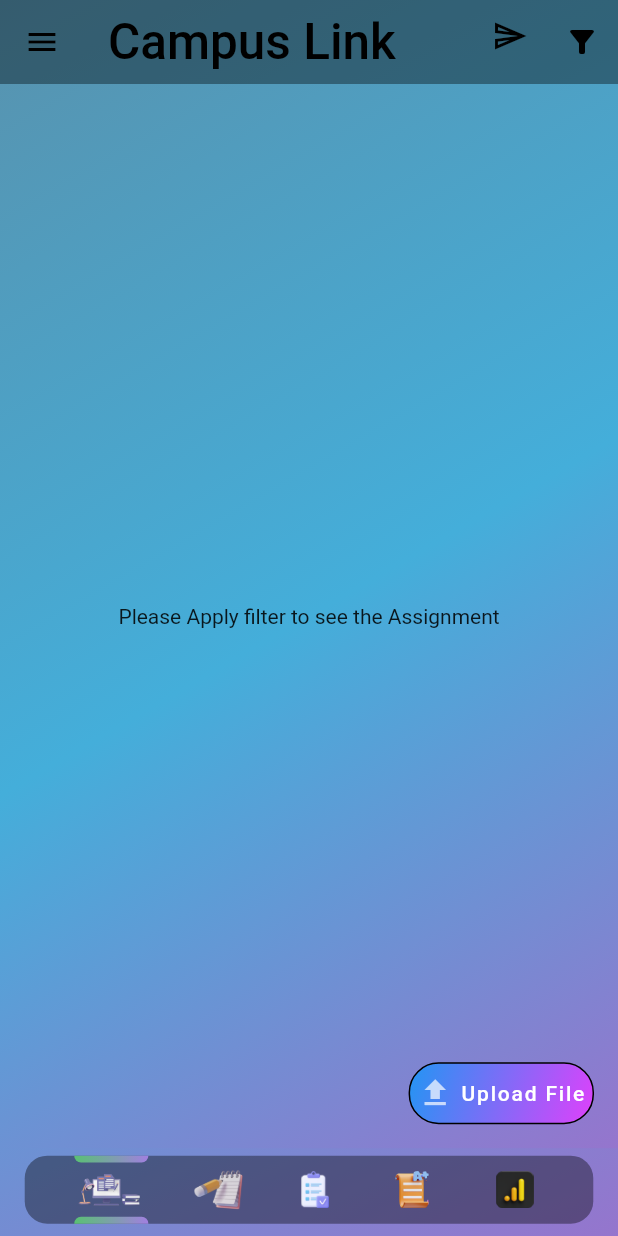
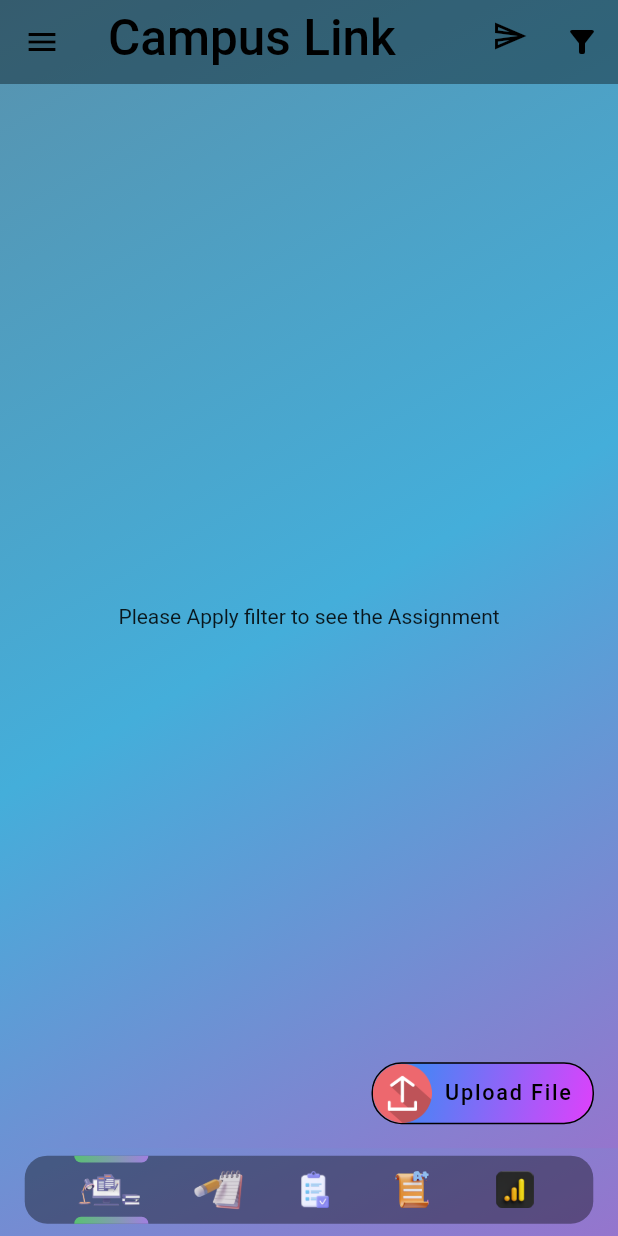
Before and after one commit to BhuvneshwarTyagi/Campus-Link, a Flutter app: the Nevi screen opened directly, on a phone screen of 412 x 824 dp. Run offline on Flutter 3.47's test engine with Material 2 defaults, Android fonts, the phone set to English and light mode, and no system bars; drawn by our look-alikes of auto_size_text; our stand-ins replace animated_text_kit, chat_bubbles, cloud_firestore, connectivity_plus, dio, dotted_border and 21 more; missing offline and left inert: chatview, excel, file_manager, flutter_inapp_notifications, pdfx, video_thumbnail and 1 more; accounts and stored records are empty.

Commit message:
notification icon set, and reminder working

```diff
--- a/lib/Connection.dart
+++ b/lib/Connection.dart
@@ -41,9 +41,9 @@ class _InternetcheckState extends State<Internetcheck> {
     // TODO: implement initState
     super.initState();
 
-    if(!kIsWeb){
-      NotificationServices().RequestPermission();
-    }
+    // if(!kIsWeb){
+    //   NotificationServices().RequestPermission();
+    // }
   }
 
 
--- a/lib/Screens/Assignments.dart
+++ b/lib/Screens/Assignments.dart
@@ -677,20 +677,27 @@ class _Assignments_uploadState extends State<Assignments_upload> {
               borderRadius: const BorderRadius.all(Radius.circular(20)),
               border: Border.all(color: Colors.black, width: 1)
           ),
-          width: size.width * 0.3,
+          width: size.width * 0.36,
           height: size.height * 0.05,
           child: FloatingActionButton(
             backgroundColor: Colors.transparent,
             elevation: 0,
-            child: const Row(
-              mainAxisAlignment: MainAxisAlignment.spaceEvenly,
+            child:  Row(
+              mainAxisAlignment: MainAxisAlignment.start,
               children: [
-                Icon(
-                  Icons.upload,
-                  color: Colors.white70,
+                Image.asset("assets/images/upload-icon.png",),
+                // const Icon(
+                //   Icons.upload,
+                //   color: Colors.white70,
+                // ),
+                SizedBox(width: size.width*0.02,),
+                AutoSizeText("Upload File",style: GoogleFonts.tiltNeon(
+                    color: Colors.black,
+                    //const Color.fromRGBO(150, 150, 150, 1),
+                    fontWeight: FontWeight.w500,
+                    fontSize: size.width*0.035),
                 ),
-                AutoSizeText("Upload File")
-              ],
+            ],
             ),
             onPressed: () {
               subject_filter.isEmpty
--- a/lib/Screens/Navigator.dart
+++ b/lib/Screens/Navigator.dart
@@ -1,6 +1,8 @@
 import 'dart:convert';
 import 'package:campus_link_teachers/Screens/Feedback.dart';
 import 'package:campus_link_teachers/Screens/loadingscreen.dart';
+import 'package:campus_link_teachers/push_notification/helper_notification.dart';
+import 'package:firebase_messaging/firebase_messaging.dart';
 import 'package:flutter/foundation.dart';
 import 'package:http/http.dart' as http;
 import 'package:auto_size_text/auto_size_text.dart';
@@ -157,6 +159,22 @@ class _NeviState extends State<Nevi> {
                 title: const Text("Home"),
                 onTap: () {
                   Navigator.pop(context);
+                },
+              ),
+              ListTile(
+                leading: const Icon(Icons.home,color: Colors.black,),
+                title: const Text("Notification"),
+                onTap: () {
+                  NotificationServices.display(
+                      const RemoteMessage(
+                          data:{
+                            'title': "Test",
+                            'body': "Testing",
+                            'route': ""
+                          },
+                      ),
+                    '404'
+                  );
                 },
               ),
               ListTile(
@@ -337,12 +355,15 @@ class _NeviState extends State<Nevi> {
           ],
           iconTheme: const IconThemeData(color: Colors.black),
           backgroundColor: Colors.black38,
-          titleTextStyle: GoogleFonts.tiltNeon(
-              color: Colors.black,
-              //const Color.fromRGBO(150, 150, 150, 1),
-              fontWeight: FontWeight.w500,
-              fontSize: MediaQuery.of(context).size.height * 0.04),
-          title: const Text('Campus Link'),
+          title: SizedBox(
+            width: size.width*0.9,
+            height: size.height*0.055,
+            child: Text('Campus Link',style: GoogleFonts.tiltNeon(
+                color: Colors.black,
+                //const Color.fromRGBO(150, 150, 150, 1),
+                fontWeight: FontWeight.w500,
+                fontSize: MediaQuery.of(context).size.height * 0.04),),
+          )
         ),
         body: screens[index],
         bottomNavigationBar: Container(
--- a/lib/Screens/Notes.dart
+++ b/lib/Screens/Notes.dart
@@ -645,12 +645,13 @@ class _NotesState extends State<Notes> {
                 child: Row(
                   mainAxisAlignment: MainAxisAlignment.spaceEvenly,
                   children: [
-                    const Icon(Icons.upload_sharp),
+                    const Icon(Icons.upload_sharp,color: Colors.black),
                     AutoSizeText(
                       "Upload Notes",
                       style: TextStyle(
                         fontSize: size.height * 0.02,
                         fontWeight: FontWeight.w500,
+                        color: Colors.black
                       ),
                     ),
                   ],
--- a/lib/main.dart
+++ b/lib/main.dart
@@ -97,7 +97,7 @@ Future<void> firebaseMessagingonmessageHandler(RemoteMessage message) async {
         }
     );
   }
-  NotificationServices.display(message);
+  NotificationServices.display(message,"404");
 
 }
 @pragma('vm:entry-point')
@@ -127,7 +127,7 @@ Future<void> firebaseMessagingonmessageOpenedAppHandler(RemoteMessage message) a
       print(".........$e");
   }
   }
-  NotificationServices.display(message);
+  NotificationServices.display(message,"404");
 
 }
 
@@ -183,6 +183,8 @@ class _MyAppState extends State<MyApp>  with WidgetsBindingObserver{
         case AppLifecycleState.detached:
           NotificationServices().setUserState(status: "Offline");
           break;
+        default:
+          break;
       // TODO: Handle this case.
       }
     } catch (e) {
```
Also changed, not shown: lib/push_notification/helper_notification.dart (+16 -16 lines), 9 other files.
